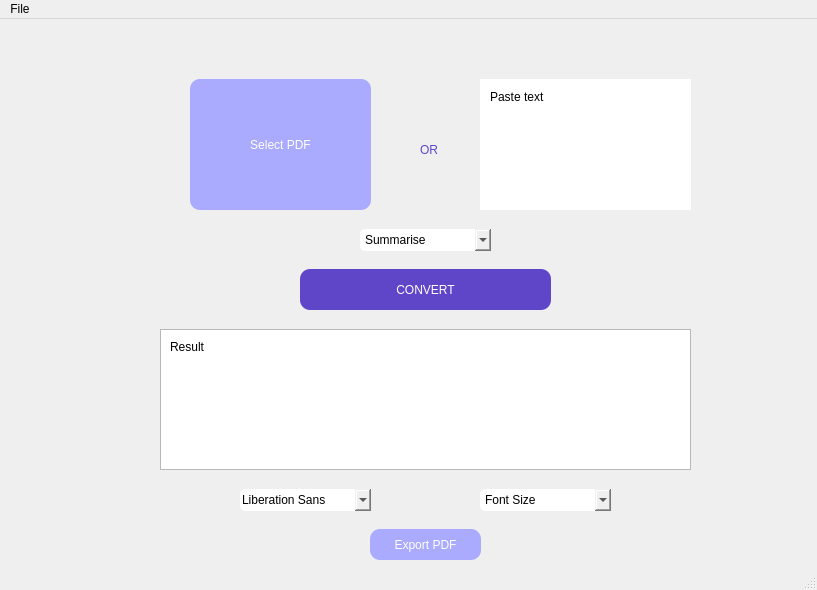
The window that try_mini/proto4.ui (0-shubham-0/Python-Mini-Project) describes before a commit, drawn with Qt 5.
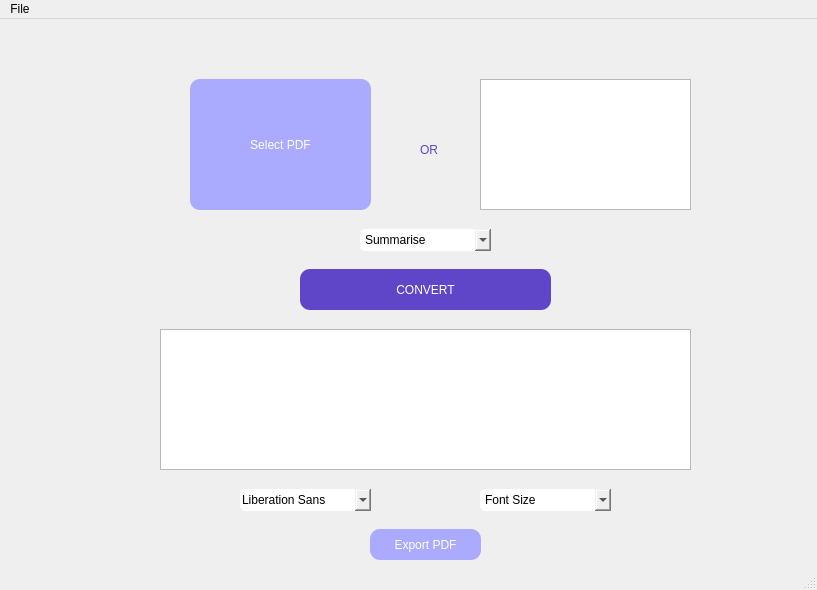
The same window after the commit.

Commit message: feat: added functionality in proto4.py

```diff
--- a/try_mini/proto4.ui
+++ b/try_mini/proto4.ui
@@ -104,8 +104,7 @@
      <bool>false</bool>
     </property>
     <property name="styleSheet">
-     <string notr="true">
-border-radius: 100px;</string>
+     <string notr="true"/>
     </property>
    </widget>
    <widget class="QTextEdit" name="inputTextField">
@@ -131,40 +130,7 @@
      <string/>
     </property>
    </widget>
-   <widget class="QLabel" name="label_3">
-    <property name="geometry">
-     <rect>
-      <x>170</x>
-      <y>320</y>
-      <width>49</width>
-      <height>16</height>
-     </rect>
-    </property>
-    <property name="styleSheet">
-     <string notr="true">font: 300 8pt &quot;Poppins&quot;;
-</string>
-    </property>
-    <property name="text">
-     <string>Result</string>
-    </property>
-   </widget>
-   <widget class="QLabel" name="label_5">
-    <property name="geometry">
-     <rect>
-      <x>490</x>
-      <y>70</y>
-      <width>161</width>
-      <height>16</height>
-     </rect>
-    </property>
-    <property name="styleSheet">
-     <string notr="true">font: 300 8pt &quot;Poppins&quot;;</string>
-    </property>
-    <property name="text">
-     <string>Paste text</string>
-    </property>
-   </widget>
-   <widget class="QComboBox" name="comboBox">
+   <widget class="QComboBox" name="summaryLength">
     <property name="geometry">
      <rect>
       <x>360</x>
```
Left out of the diff: 14 changed lines with no effect on the pictures. The commit also changes 1 other file.
